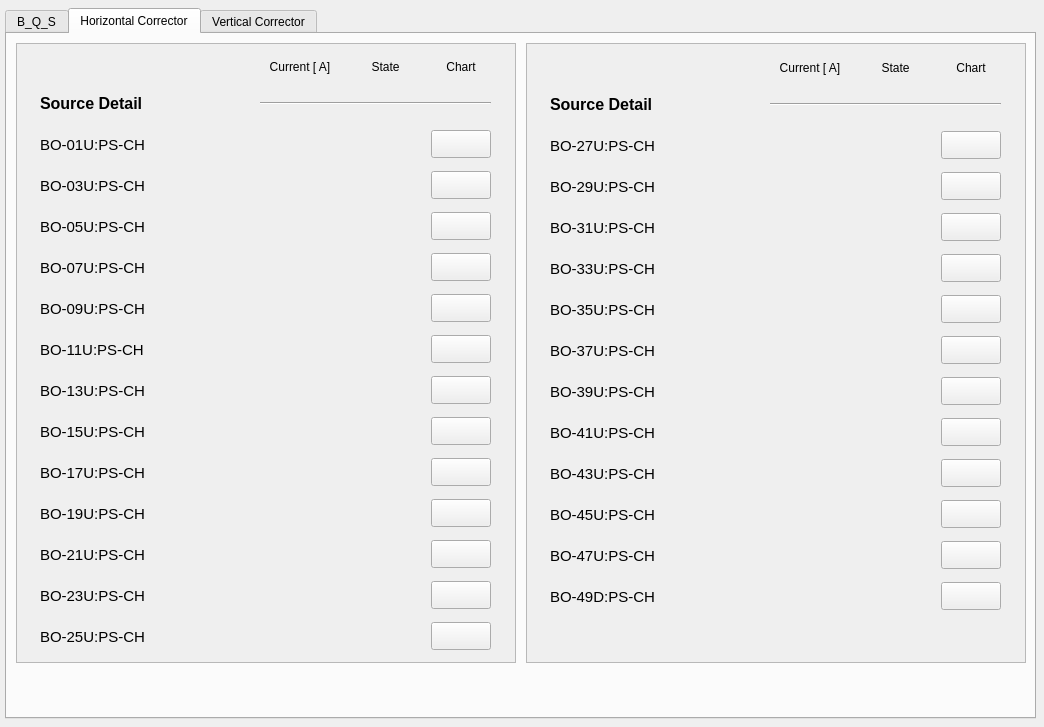
Before: the Qt Designer form ui/psbo.ui in lnls-gop/gop-monitor, drawn with Qt 5.
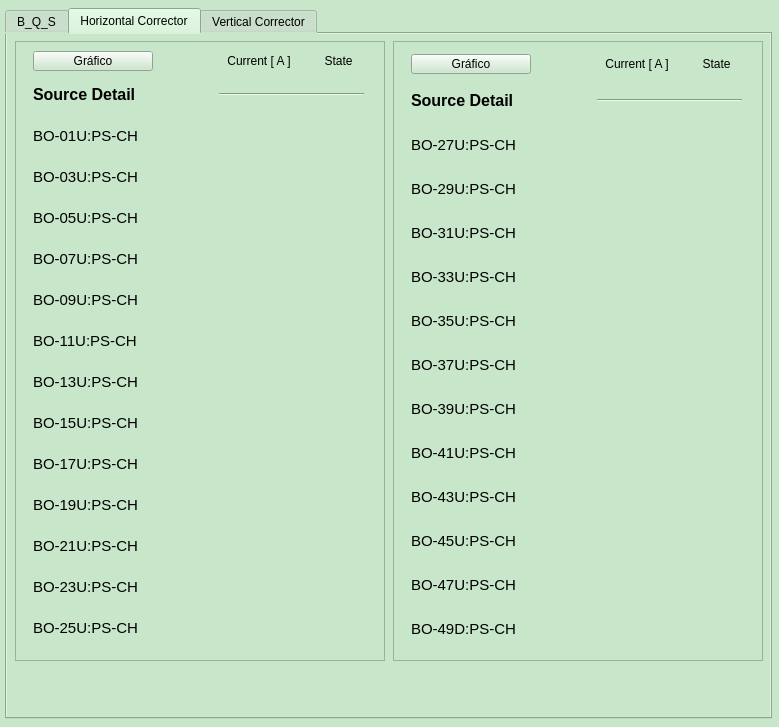
After: the same form once the commit is applied. The open tabs and pages were chosen to show the change. Custom widgets are drawn as their Qt base class.

The edit to the form file:
```diff
--- a/ui/psbo.ui
+++ b/ui/psbo.ui
@@ -6,22 +6,32 @@
    <rect>
     <x>0</x>
     <y>0</y>
-    <width>1044</width>
+    <width>779</width>
     <height>727</height>
    </rect>
   </property>
   <property name="windowTitle">
    <string>Form</string>
   </property>
+  <property name="styleSheet">
+   <string notr="true">background-color: rgb(200,230, 201);
+</string>
+  </property>
   <widget class="QTabWidget" name="tabWidget">
    <property name="geometry">
     <rect>
      <x>5</x>
      <y>8</y>
-     <width>1031</width>
+     <width>767</width>
      <height>711</height>
     </rect>
    </property>
+   <property name="minimumSize">
+    <size>
+     <width>767</width>
+     <height>0</height>
+    </size>
+   </property>
    <property name="tabPosition">
     <enum>QTabWidget::North</enum>
    </property>
@@ -1654,9 +1664,9 @@
     <widget class="QScrollArea" name="scrollArea_7">
      <property name="geometry">
       <rect>
-       <x>9</x>
-       <y>9</y>
-       <width>500</width>
+       <x>8</x>
+       <y>7</y>
+       <width>370</width>
        <height>620</height>
       </rect>
      </property>
@@ -1668,14 +1678,14 @@
      </property>
      <property name="minimumSize">
       <size>
-       <width>500</width>
+       <width>370</width>
        <height>620</height>
       </size>
      </property>
      <property name="maximumSize">
       <size>
-       <width>500</width>
-       <height>540</height>
+       <width>370</width>
+       <height>620</height>
       </size>
      </property>
      <property name="mouseTracking">
@@ -1689,27 +1699,40 @@
        <rect>
         <x>0</x>
         <y>0</y>
-        <width>498</width>
+        <width>368</width>
         <height>618</height>
        </rect>
       </property>
-      <widget class="QWidget" name="layoutWidget_4">
-       <property name="geometry">
-        <rect>
-         <x>9</x>
-         <y>10</y>
-         <width>481</width>
-         <height>600</height>
-        </rect>
-       </property>
-       <layout class="QGridLayout" name="gridLayout_10">
+      <layout class="QGridLayout" name="gridLayout_5">
+       <item row="0" column="0">
+        <widget class="PyDMPushButton" name="PyDMPushButton_25">
+         <property name="minimumSize">
+          <size>
+           <width>120</width>
+           <height>20</height>
+          </size>
+         </property>
+         <property name="maximumSize">
+          <size>
+           <width>120</width>
+           <height>20</height>
+          </size>
+         </property>
+         <property name="toolTip">
+          <string/>
+         </property>
+         <property name="text">
+          <string>Gráfico</string>
+         </property>
+        </widget>
+       </item>
         <item row="0" column="1">
          <widget class="PyDMLabel" name="PyDMLabel_58">
           <property name="toolTip">
            <string/>
           </property>
           <property name="text">
-           <string>Current [ A]</string>
+          <string>Current [ A ]</string>
           </property>
           <property name="alignment">
            <set>Qt::AlignCenter</set>
@@ -1729,31 +1752,18 @@
           </property>
          </widget>
         </item>
-        <item row="0" column="3">
-         <widget class="PyDMLabel" name="PyDMLabel_99">
-          <property name="toolTip">
-           <string/>
-          </property>
-          <property name="text">
-           <string>Chart</string>
-          </property>
-          <property name="alignment">
-           <set>Qt::AlignCenter</set>
-          </property>
-         </widget>
-        </item>
         <item row="1" column="0">
          <widget class="PyDMLabel" name="PyDMLabel_100">
           <property name="minimumSize">
            <size>
-            <width>200</width>
+           <width>172</width>
             <height>35</height>
            </size>
           </property>
           <property name="maximumSize">
            <size>
-            <width>160</width>
-            <height>16777215</height>
+           <width>172</width>
+           <height>35</height>
            </size>
           </property>
           <property name="font">
@@ -1771,7 +1781,7 @@
           </property>
          </widget>
         </item>
-        <item row="1" column="1" colspan="3">
+       <item row="1" column="1" colspan="2">
          <widget class="Line" name="line_9">
           <property name="sizeIncrement">
            <size>
@@ -1806,14 +1816,14 @@
          <widget class="PyDMLabel" name="PyDMLabel_101">
           <property name="minimumSize">
            <size>
-            <width>200</width>
+           <width>172</width>
             <height>35</height>
            </size>
           </property>
           <property name="maximumSize">
            <size>
-            <width>200</width>
-            <height>16777215</height>
+           <width>172</width>
+           <height>35</height>
            </size>
           </property>
           <property name="font">
@@ -1922,37 +1932,18 @@
           </property>
          </widget>
         </item>
-        <item row="2" column="3">
-         <widget class="PyDMPushButton" name="PyDMPushButton_25">
-          <property name="minimumSize">
-           <size>
-            <width>60</width>
-            <height>28</height>
-           </size>
-          </property>
-          <property name="maximumSize">
-           <size>
-            <width>60</width>
-            <height>28</height>
-           </size>
-          </property>
-          <property name="toolTip">
-           <string/>
-          </property>
-         </widget>
-        </item>
         <item row="3" column="0">
          <widget class="PyDMLabel" name="PyDMLabel_64">
           <property name="minimumSize">
            <size>
-            <width>200</width>
-            <height>0</height>
+           <width>172</width>
+           <height>35</height>
            </size>
           </property>
           <property name="maximumSize">
            <size>
-            <width>200</width>
-            <height>16777215</height>
+           <width>172</width>
+           <height>35</height>
            </size>
           </property>
           <property name="font">
@@ -2058,37 +2049,18 @@
           </property>
          </widget>
         </item>
-        <item row="3" column="3">
-         <widget class="PyDMPushButton" name="PyDMPushButton_26">
-          <property name="minimumSize">
-           <size>
-            <width>60</width>
-            <height>28</height>
-           </size>
-          </property>
-          <property name="maximumSize">
-           <size>
-            <width>60</width>
-            <height>28</height>
-           </size>
-          </property>
-          <property name="toolTip">
-           <string/>
-          </property>
-         </widget>
-        </item>
         <item row="4" column="0">
          <widget class="PyDMLabel" name="pv02raps01_4">
           <property name="minimumSize">
            <size>
-            <width>200</width>
-            <height>0</height>
+           <width>172</width>
+           <height>35</height>
            </size>
           </property>
           <property name="maximumSize">
            <size>
-            <width>135</width>
-            <height>16777215</height>
+           <width>172</width>
+           <height>35</height>
            </size>
           </property>
           <property name="font">
@@ -2194,37 +2166,18 @@
           </property>
          </widget>
         </item>
-        <item row="4" column="3">
-         <widget class="PyDMPushButton" name="PyDMPushButton_27">
-          <property name="minimumSize">
-           <size>
-            <width>60</width>
-            <height>28</height>
-           </size>
-          </property>
-          <property name="maximumSize">
-           <size>
-            <width>60</width>
-            <height>28</height>
-           </size>
-          </property>
-          <property name="toolTip">
-           <string/>
-          </property>
-         </widget>
-        </item>
         <item row="5" column="0">
          <widget class="PyDMLabel" name="pv02raps02_4">
           <property name="minimumSize">
            <size>
-            <width>200</width>
-            <height>0</height>
+           <width>172</width>
+           <height>35</height>
            </size>
           </property>
           <property name="maximumSize">
            <size>
-            <width>135</width>
-            <height>16777215</height>
+           <width>172</width>
+           <height>35</height>
            </size>
           </property>
           <property name="font">
@@ -2336,37 +2289,18 @@
           </property>
          </widget>
         </item>
-        <item row="5" column="3">
-         <widget class="PyDMPushButton" name="PyDMPushButton_28">
-          <property name="minimumSize">
-           <size>
-            <width>60</width>
-            <height>28</height>
-           </size>
-          </property>
-          <property name="maximumSize">
-           <size>
-            <width>60</width>
-            <height>28</height>
-           </size>
-          </property>
-          <property name="toolTip">
-           <string/>
-          </property>
-         </widget>
-        </item>
         <item row="6" column="0">
          <widget class="PyDMLabel" name="pv03raps01_7">
           <property name="minimumSize">
            <size>
-            <width>200</width>
-            <height>0</height>
+           <width>172</width>
+           <height>35</height>
            </size>
           </property>
           <property name="maximumSize">
            <size>
-            <width>135</width>
-            <height>16777215</height>
+           <width>172</width>
+           <height>35</height>
            </size>
           </property>
           <property name="font">
@@ -2472,37 +2406,18 @@
           </property>
          </widget>
         </item>
-        <item row="6" column="3">
-         <widget class="PyDMPushButton" name="PyDMPushButton_29">
-          <property name="minimumSize">
-           <size>
-            <width>60</width>
-            <height>28</height>
-           </size>
-          </property>
-          <property name="maximumSize">
-           <size>
-            <width>60</width>
-            <height>28</height>
-           </size>
-          </property>
-          <property name="toolTip">
-           <string/>
-          </property>
-         </widget>
-        </item>
         <item row="7" column="0">
          <widget class="PyDMLabel" name="pv03raps01_8">
           <property name="minimumSize">
            <size>
-            <width>200</width>
-            <height>0</height>
+           <width>172</width>
+           <height>35</height>
            </size>
           </property>
           <property name="maximumSize">
            <size>
-            <width>135</width>
-            <height>16777215</height>
+           <width>172</width>
+           <height>35</height>
            </size>
           </property>
           <property name="font">
@@ -2608,37 +2523,18 @@
           </property>
          </widget>
         </item>
-        <item row="7" column="3">
-         <widget class="PyDMPushButton" name="PyDMPushButton_30">
-          <property name="minimumSize">
-           <size>
-            <width>60</width>
-            <height>28</height>
-           </size>
-          </property>
-          <property name="maximumSize">
-           <size>
-            <width>60</width>
-            <height>28</height>
-           </size>
-          </property>
-          <property name="toolTip">
-           <string/>
-          </property>
-         </widget>
-        </item>
         <item row="8" column="0">
          <widget class="PyDMLabel" name="pv04raps01_3">
           <property name="minimumSize">
            <size>
-            <width>200</width>
-            <height>0</height>
+           <width>172</width>
+           <height>35</height>
            </size>
           </property>
           <property name="maximumSize">
            <size>
-            <width>135</width>
-            <height>16777215</height>
+           <width>172</width>
+           <height>35</height>
            </size>
           </property>
           <property name="font">
@@ -2747,37 +2643,18 @@
           </property>
          </widget>
         </item>
-        <item row="8" column="3">
-         <widget class="PyDMPushButton" name="PyDMPushButton_31">
-          <property name="minimumSize">
-           <size>
-            <width>60</width>
-            <height>28</height>
-           </size>
-          </property>
-          <property name="maximumSize">
-           <size>
-            <width>60</width>
-            <height>28</height>
-           </size>
-          </property>
-          <property name="toolTip">
-           <string/>
-          </property>
-         </widget>
-        </item>
         <item row="9" column="0">
          <widget class="PyDMLabel" name="pv04raps02">
           <property name="minimumSize">
            <size>
-            <width>200</width>
-            <height>0</height>
+           <width>172</width>
+           <height>35</height>
            </size>
           </property>
           <property name="maximumSize">
            <size>
-            <width>135</width>
-            <height>16777215</height>
+           <width>172</width>
+           <height>35</height>
            </size>
           </property>
           <property name="font">
@@ -2883,37 +2760,18 @@
           </property>
          </widget>
         </item>
-        <item row="9" column="3">
-         <widget class="PyDMPushButton" name="PyDMPushButton_32">
-          <property name="minimumSize">
-           <size>
-            <width>60</width>
-            <height>28</height>
-           </size>
-          </property>
-          <property name="maximumSize">
-           <size>
-            <width>60</width>
-            <height>28</height>
-           </size>
-          </property>
-          <property name="toolTip">
-           <string/>
-          </property>
-         </widget>
-        </item>
         <item row="10" column="0">
          <widget class="PyDMLabel" name="PyDMLabel_109">
           <property name="minimumSize">
            <size>
-            <width>200</width>
-            <height>0</height>
+           <width>172</width>
+           <height>35</height>
            </size>
           </property>
           <property name="maximumSize">
            <size>
-            <width>135</width>
-            <height>16777215</height>
+           <width>172</width>
+           <height>35</height>
            </size>
           </property>
           <property name="font">
@@ -3019,37 +2877,18 @@
           </property>
          </widget>
         </item>
-        <item row="10" column="3">
-         <widget class="PyDMPushButton" name="PyDMPushButton_33">
-          <property name="minimumSize">
-           <size>
-            <width>60</width>
-            <height>28</height>
-           </size>
-          </property>
-          <property name="maximumSize">
-           <size>
-            <width>60</width>
-            <height>28</height>
-           </size>
-          </property>
-          <property name="toolTip">
-           <string/>
-          </property>
-         </widget>
-        </item>
         <item row="11" column="0">
          <widget class="PyDMLabel" name="PyDMLabel_123">
           <property name="minimumSize">
            <size>
-            <width>200</width>
-            <height>0</height>
+           <width>172</width>
+           <height>35</height>
            </size>
           </property>
           <property name="maximumSize">
            <size>
-            <width>135</width>
-            <height>16777215</height>
+           <width>172</width>
+           <height>35</height>
            </size>
           </property>
           <property name="font">
@@ -3158,37 +2997,18 @@
           </property>
          </widget>
         </item>
-        <item row="11" column="3">
-         <widget class="PyDMPushButton" name="PyDMPushButton_34">
-          <property name="minimumSize">
-           <size>
-            <width>60</width>
-            <height>28</height>
-           </size>
-          </property>
-          <property name="maximumSize">
-           <size>
-            <width>60</width>
-            <height>28</height>
-           </size>
-          </property>
-          <property name="toolTip">
-           <string/>
-          </property>
-         </widget>
-        </item>
         <item row="12" column="0">
          <widget class="PyDMLabel" name="PyDMLabel_147">
           <property name="minimumSize">
            <size>
-            <width>200</width>
+           <width>172</width>
             <height>35</height>
            </size>
           </property>
           <property name="maximumSize">
            <size>
-            <width>200</width>
-            <height>16777215</height>
+           <width>172</width>
+           <height>35</height>
            </size>
           </property>
           <property name="font">
@@ -3297,37 +3117,18 @@
           </property>
          </widget>
         </item>
-        <item row="12" column="3">
-         <widget class="PyDMPushButton" name="PyDMPushButton_40">
-          <property name="minimumSize">
-           <size>
-            <width>60</width>
-            <height>28</height>
-           </size>
-          </property>
-          <property name="maximumSize">
-           <size>
-            <width>60</width>
-            <height>28</height>
-           </size>
-          </property>
-          <property name="toolTip">
-           <string/>
-          </property>
-         </widget>
-        </item>
         <item row="13" column="0">
          <widget class="PyDMLabel" name="PyDMLabel_66">
           <property name="minimumSize">
            <size>
-            <width>200</width>
-            <height>0</height>
+           <width>172</width>
+           <height>35</height>
            </size>
           </property>
           <property name="maximumSize">
            <size>
-            <width>200</width>
-            <height>16777215</height>
+           <width>172</width>
+           <height>35</height>
            </size>
           </property>
           <property name="font">
@@ -3433,37 +3234,18 @@
           </property>
          </widget>
         </item>
-        <item row="13" column="3">
-         <widget class="PyDMPushButton" name="PyDMPushButton_39">
-          <property name="minimumSize">
-           <size>
-            <width>60</width>
-            <height>28</height>
-           </size>
-          </property>
-          <property name="maximumSize">
-           <size>
-            <width>60</width>
-            <height>28</height>
-           </size>
-          </property>
-          <property name="toolTip">
-           <string/>
-          </property>
-         </widget>
-        </item>
         <item row="14" column="0">
          <widget class="PyDMLabel" name="pv02raps01_7">
           <property name="minimumSize">
            <size>
-            <width>200</width>
-            <height>0</height>
+           <width>172</width>
+           <height>35</height>
            </size>
           </property>
           <property name="maximumSize">
            <size>
-            <width>135</width>
-            <height>16777215</height>
+           <width>172</width>
+           <height>35</height>
            </size>
           </property>
           <property name="font">
@@ -3569,35 +3351,15 @@
           </property>
          </widget>
         </item>
-        <item row="14" column="3">
-         <widget class="PyDMPushButton" name="PyDMPushButton_52">
-          <property name="minimumSize">
-           <size>
-            <width>60</width>
-            <height>28</height>
-           </size>
-          </property>
-          <property name="maximumSize">
-           <size>
-            <width>60</width>
-            <height>28</height>
-           </size>
-          </property>
-          <property name="toolTip">
-           <string/>
-          </property>
-         </widget>
-        </item>
-       </layout>
-      </widget>
+      </layout>
      </widget>
     </widget>
     <widget class="QScrollArea" name="scrollArea_8">
      <property name="geometry">
       <rect>
-       <x>519</x>
-       <y>9</y>
-       <width>500</width>
+       <x>386</x>
+       <y>7</y>
+       <width>370</width>
        <height>620</height>
       </rect>
      </property>
@@ -3609,14 +3371,14 @@
      </property>
      <property name="minimumSize">
       <size>
-       <width>500</width>
+       <width>370</width>
        <height>620</height>
       </size>
      </property>
      <property name="maximumSize">
       <size>
-       <width>500</width>
-       <height>540</height>
+       <width>370</width>
+       <height>620</height>
       </size>
      </property>
      <property name="mouseTracking">
@@ -3630,27 +3392,40 @@
        <rect>
         <x>0</x>
         <y>0</y>
-        <width>498</width>
+        <width>368</width>
         <height>618</height>
        </rect>
       </property>
-      <widget class="QWidget" name="layoutWidget">
-       <property name="geometry">
-        <rect>
-         <x>9</x>
-         <y>11</y>
-         <width>481</width>
-         <height>559</height>
-        </rect>
-       </property>
-       <layout class="QGridLayout" name="gridLayout_5">
+      <layout class="QGridLayout" name="gridLayout_6">
+       <item row="0" column="0">
+        <widget class="PyDMPushButton" name="PyDMPushButton_35">
+         <property name="minimumSize">
+          <size>
+           <width>120</width>
+           <height>20</height>
+          </size>
+         </property>
+         <property name="maximumSize">
+          <size>
+           <width>120</width>
+           <height>20</height>
+          </size>
+         </property>
+         <property name="toolTip">
+          <string/>
+         </property>
+         <property name="text">
+          <string>Gráfico</string>
+         </property>
+        </widget>
+       </item>
         <item row="0" column="1">
          <widget class="PyDMLabel" name="PyDMLabel_67">
           <property name="toolTip">
            <string/>
           </property>
           <property name="text">
-           <string>Current [ A]</string>
+          <string>Current [ A ]</string>
           </property>
           <property name="alignment">
            <set>Qt::AlignCenter</set>
@@ -3670,31 +3445,18 @@
           </property>
          </widget>
         </item>
-        <item row="0" column="3">
-         <widget class="PyDMLabel" name="PyDMLabel_110">
-          <property name="toolTip">
-           <string/>
-          </property>
-          <property name="text">
-           <string>Chart</string>
-          </property>
-          <property name="alignment">
-           <set>Qt::AlignCenter</set>
-          </property>
-         </widget>
-        </item>
         <item row="1" column="0">
          <widget class="PyDMLabel" name="PyDMLabel_111">
           <property name="minimumSize">
            <size>
-            <width>200</width>
+           <width>172</width>
             <height>35</height>
            </size>
           </property>
           <property name="maximumSize">
            <size>
-            <width>160</width>
-            <height>16777215</height>
+           <width>172</width>
+           <height>35</height>
            </size>
           </property>
           <property name="font">
@@ -3712,7 +3474,7 @@
           </property>
          </widget>
         </item>
-        <item row="1" column="1" colspan="3">
+       <item row="1" column="1" colspan="2">
          <widget class="Line" name="line_10">
           <property name="sizeIncrement">
            <size>
@@ -3747,14 +3509,14 @@
          <widget class="PyDMLabel" name="PyDMLabel_112">
           <property name="minimumSize">
            <size>
-            <width>200</width>
+           <width>172</width>
             <height>35</height>
            </size>
           </property>
           <property name="maximumSize">
            <size>
-            <width>200</width>
-            <height>16777215</height>
+           <width>172</width>
+           <height>35</height>
            </size>
           </property>
           <property name="font">
@@ -3863,37 +3625,18 @@
           </property>
          </widget>
         </item>
-        <item row="2" column="3">
-         <widget class="PyDMPushButton" name="PyDMPushButton_35">
-          <property name="minimumSize">
-           <size>
-            <width>60</width>
-            <height>28</height>
-           </size>
-          </property>
-          <property name="maximumSize">
-           <size>
-            <width>60</width>
-            <height>28</height>
-           </size>
-          </property>
-          <property name="toolTip">
-           <string/>
-          </property>
-         </widget>
-        </item>
         <item row="3" column="0">
          <widget class="PyDMLabel" name="PyDMLabel_70">
           <property name="minimumSize">
            <size>
-            <width>200</width>
-            <height>0</height>
+           <width>172</width>
+           <height>35</height>
            </size>
           </property>
           <property name="maximumSize">
            <size>
-            <width>200</width>
-            <height>16777215</height>
+           <width>172</width>
+           <height>35</height>
            </size>
           </property>
           <property name="font">
@@ -3999,37 +3742,18 @@
           </property>
          </widget>
         </item>
-        <item row="3" column="3">
-         <widget class="PyDMPushButton" name="PyDMPushButton_36">
-          <property name="minimumSize">
-           <size>
-            <width>60</width>
-            <height>28</height>
-           </size>
-          </property>
-          <property name="maximumSize">
-           <size>
-            <width>60</width>
-            <height>28</height>
-           </size>
-          </property>
-          <property name="toolTip">
-           <string/>
-          </property>
-         </widget>
-        </item>
         <item row="4" column="0">
          <widget class="PyDMLabel" name="pv02raps01_5">
           <property name="minimumSize">
            <size>
-            <width>200</width>
-            <height>0</height>
+           <width>172</width>
+           <height>35</height>
            </size>
           </property>
           <property name="maximumSize">
            <size>
-            <width>135</width>
-            <height>16777215</height>
+           <width>172</width>
+           <height>35</height>
            </size>
           </property>
           <property name="font">
@@ -4135,37 +3859,18 @@
           </property>
          </widget>
         </item>
-        <item row="4" column="3">
-         <widget class="PyDMPushButton" name="PyDMPushButton_37">
-          <property name="minimumSize">
-           <size>
-            <width>60</width>
-            <height>28</height>
-           </size>
-          </property>
-          <property name="maximumSize">
-           <size>
-            <width>60</width>
-            <height>28</height>
-           </size>
-          </property>
-          <property name="toolTip">
-           <string/>
-          </property>
-         </widget>
-        </item>
         <item row="5" column="0">
          <widget class="PyDMLabel" name="pv02raps02_5">
           <property name="minimumSize">
            <size>
-            <width>200</width>
-            <height>0</height>
+           <width>172</width>
+           <height>35</height>
            </size>
           </property>
           <property name="maximumSize">
            <size>
-            <width>135</width>
-            <height>16777215</height>
+           <width>172</width>
+           <height>35</height>
            </size>
           </property>
           <property name="font">
@@ -4277,37 +3982,18 @@
           </property>
          </widget>
         </item>
-        <item row="5" column="3">
-         <widget class="PyDMPushButton" name="PyDMPushButton_38">
-          <property name="minimumSize">
-           <size>
-            <width>60</width>
-            <height>28</height>
-           </size>
-          </property>
-          <property name="maximumSize">
-           <size>
-            <width>60</width>
-            <height>28</height>
-           </size>
-          </property>
-          <property name="toolTip">
-           <string/>
-          </property>
-         </widget>
-        </item>
         <item row="6" column="0">
          <widget class="PyDMLabel" name="pv03raps01_9">
           <property name="minimumSize">
            <size>
-            <width>200</width>
-            <height>0</height>
+           <width>172</width>
+           <height>35</height>
            </size>
           </property>
           <property name="maximumSize">
            <size>
-            <width>135</width>
-            <height>16777215</height>
+           <width>172</width>
+           <height>35</height>
            </size>
           </property>
           <property name="font">
@@ -4413,37 +4099,18 @@
           </property>
          </widget>
         </item>
-        <item row="6" column="3">
-         <widget class="PyDMPushButton" name="PyDMPushButton_42">
-          <property name="minimumSize">
-           <size>
-            <width>60</width>
-            <height>28</height>
-           </size>
-          </property>
-          <property name="maximumSize">
-           <size>
-            <width>60</width>
-            <height>28</height>
-           </size>
-          </property>
-          <property name="toolTip">
-           <string/>
-          </property>
-         </widget>
-        </item>
         <item row="7" column="0">
          <widget class="PyDMLabel" name="pv03raps01_10">
           <property name="minimumSize">
            <size>
-            <width>200</width>
-            <height>0</height>
+           <width>172</width>
+           <height>35</height>
            </size>
           </property>
           <property name="maximumSize">
            <size>
-            <width>135</width>
-            <height>16777215</height>
+           <width>172</width>
+           <height>35</height>
            </size>
           </property>
           <property name="font">
@@ -4549,37 +4216,18 @@
           </property>
          </widget>
         </item>
-        <item row="7" column="3">
-         <widget class="PyDMPushButton" name="PyDMPushButton_43">
-          <property name="minimumSize">
-           <size>
-            <width>60</width>
-            <height>28</height>
-           </size>
-          </property>
-          <property name="maximumSize">
-           <size>
-            <width>60</width>
-            <height>28</height>
-           </size>
-          </property>
-          <property name="toolTip">
-           <string/>
-          </property>
-         </widget>
-        </item>
         <item row="8" column="0">
          <widget class="PyDMLabel" name="pv04raps01_4">
           <property name="minimumSize">
            <size>
-            <width>200</width>
-            <height>0</height>
+           <width>172</width>
+           <height>35</height>
            </size>
           </property>
           <property name="maximumSize">
            <size>
-            <width>135</width>
-            <height>16777215</height>
+           <width>172</width>
+           <height>35</height>
            </size>
           </property>
           <property name="font">
@@ -4688,37 +4336,18 @@
           </property>
          </widget>
         </item>
-        <item row="8" column="3">
-         <widget class="PyDMPushButton" name="PyDMPushButton_44">
-          <property name="minimumSize">
-           <size>
-            <width>60</width>
-            <height>28</height>
-           </size>
-          </property>
-          <property name="maximumSize">
-           <size>
-            <width>60</width>
-            <height>28</height>
-           </size>
-          </property>
-          <property name="toolTip">
-           <string/>
-          </property>
-         </widget>
-        </item>
         <item row="9" column="0">
          <widget class="PyDMLabel" name="pv04raps02_2">
           <property name="minimumSize">
            <size>
-            <width>200</width>
-            <height>0</height>
+           <width>172</width>
+           <height>35</height>
            </size>
           </property>
           <property name="maximumSize">
            <size>
-            <width>135</width>
-            <height>16777215</height>
+           <width>172</width>
+           <height>35</height>
            </size>
           </property>
           <property name="font">
@@ -4824,37 +4453,18 @@
           </property>
          </widget>
         </item>
-        <item row="9" column="3">
-         <widget class="PyDMPushButton" name="PyDMPushButton_45">
-          <property name="minimumSize">
-           <size>
-            <width>60</width>
-            <height>28</height>
-           </size>
-          </property>
-          <property name="maximumSize">
-           <size>
-            <width>60</width>
-            <height>28</height>
-           </size>
-          </property>
-          <property name="toolTip">
-           <string/>
-          </property>
-         </widget>
-        </item>
         <item row="10" column="0">
          <widget class="PyDMLabel" name="PyDMLabel_120">
           <property name="minimumSize">
            <size>
-            <width>200</width>
-            <height>0</height>
+           <width>172</width>
+           <height>35</height>
            </size>
           </property>
           <property name="maximumSize">
            <size>
-            <width>135</width>
-            <height>16777215</height>
+           <width>172</width>
+           <height>35</height>
            </size>
           </property>
           <property name="font">
@@ -4960,37 +4570,18 @@
           </property>
          </widget>
         </item>
-        <item row="10" column="3">
-         <widget class="PyDMPushButton" name="PyDMPushButton_46">
-          <property name="minimumSize">
-           <size>
-            <width>60</width>
-            <height>28</height>
-           </size>
-          </property>
-          <property name="maximumSize">
-           <size>
-            <width>60</width>
-            <height>28</height>
-           </size>
-          </property>
-          <property name="toolTip">
-           <string/>
-          </property>
-         </widget>
-        </item>
         <item row="11" column="0">
          <widget class="PyDMLabel" name="PyDMLabel_126">
           <property name="minimumSize">
            <size>
-            <width>200</width>
-            <height>0</height>
+           <width>172</width>
+           <height>35</height>
            </size>
           </property>
           <property name="maximumSize">
            <size>
-            <width>135</width>
-            <height>16777215</height>
+           <width>172</width>
+           <height>35</height>
            </size>
           </property>
           <property name="font">
@@ -5099,37 +4690,18 @@
           </property>
          </widget>
         </item>
-        <item row="11" column="3">
-         <widget class="PyDMPushButton" name="PyDMPushButton_47">
-          <property name="minimumSize">
-           <size>
-            <width>60</width>
-            <height>28</height>
-           </size>
-          </property>
-          <property name="maximumSize">
-           <size>
-            <width>60</width>
-            <height>28</height>
-           </size>
-          </property>
-          <property name="toolTip">
-           <string/>
-          </property>
-         </widget>
-        </item>
         <item row="12" column="0">
          <widget class="PyDMLabel" name="PyDMLabel_148">
           <property name="minimumSize">
            <size>
-            <width>200</width>
+           <width>172</width>
             <height>35</height>
            </size>
           </property>
           <property name="maximumSize">
            <size>
-            <width>200</width>
-            <height>16777215</height>
+           <width>172</width>
+           <height>35</height>
            </size>
           </property>
           <property name="font">
@@ -5238,37 +4810,18 @@
           </property>
          </widget>
         </item>
-        <item row="12" column="3">
-         <widget class="PyDMPushButton" name="PyDMPushButton_48">
-          <property name="minimumSize">
-           <size>
-            <width>60</width>
-            <height>28</height>
-           </size>
-          </property>
-          <property name="maximumSize">
-           <size>
-            <width>60</width>
-            <height>28</height>
-           </size>
-          </property>
-          <property name="toolTip">
-           <string/>
-          </property>
-         </widget>
-        </item>
         <item row="13" column="0">
          <widget class="PyDMLabel" name="PyDMLabel_78">
           <property name="minimumSize">
            <size>
-            <width>200</width>
-            <height>0</height>
+           <width>172</width>
+           <height>35</height>
            </size>
           </property>
           <property name="maximumSize">
            <size>
-            <width>200</width>
-            <height>16777215</height>
+           <width>172</width>
+           <height>35</height>
            </size>
           </property>
           <property name="font">
@@ -5374,27 +4927,7 @@
           </property>
          </widget>
         </item>
-        <item row="13" column="3">
-         <widget class="PyDMPushButton" name="PyDMPushButton_49">
-          <property name="minimumSize">
-           <size>
-            <width>60</width>
-            <height>28</height>
-           </size>
-          </property>
-          <property name="maximumSize">
-           <size>
-            <width>60</width>
-            <height>28</height>
-           </size>
-          </property>
-          <property name="toolTip">
-           <string/>
-          </property>
-         </widget>
-        </item>
-       </layout>
-      </widget>
+      </layout>
      </widget>
     </widget>
    </widget>
@@ -7385,16 +6918,29 @@
         <height>618</height>
        </rect>
       </property>
-      <widget class="QWidget" name="layoutWidget_6">
-       <property name="geometry">
-        <rect>
-         <x>9</x>
-         <y>11</y>
-         <width>481</width>
-         <height>559</height>
-        </rect>
-       </property>
-       <layout class="QGridLayout" name="gridLayout_6">
+      <layout class="QGridLayout" name="gridLayout_8">
+       <item row="0" column="0">
+        <widget class="PyDMPushButton" name="PyDMPushButton_64">
+         <property name="minimumSize">
+          <size>
+           <width>120</width>
+           <height>20</height>
+          </size>
+         </property>
+         <property name="maximumSize">
+          <size>
+           <width>120</width>
+           <height>20</height>
+          </size>
+         </property>
+         <property name="toolTip">
+          <string/>
+         </property>
+         <property name="text">
+          <string>Gráfico</string>
+         </property>
+        </widget>
+       </item>
         <item row="0" column="1">
          <widget class="PyDMLabel" name="PyDMLabel_85">
           <property name="toolTip">
@@ -9125,27 +8671,7 @@
           </property>
          </widget>
         </item>
-        <item row="13" column="3">
-         <widget class="PyDMPushButton" name="PyDMPushButton_75">
-          <property name="minimumSize">
-           <size>
-            <width>60</width>
-            <height>28</height>
-           </size>
-          </property>
-          <property name="maximumSize">
-           <size>
-            <width>60</width>
-            <height>28</height>
-           </size>
-          </property>
-          <property name="toolTip">
-           <string/>
-          </property>
-         </widget>
-        </item>
-       </layout>
-      </widget>
+      </layout>
      </widget>
     </widget>
    </widget>
```
Left out of the diff: 1509 changed lines with no effect on the pictures. Lines whose indentation alone changed are shown as unchanged.
